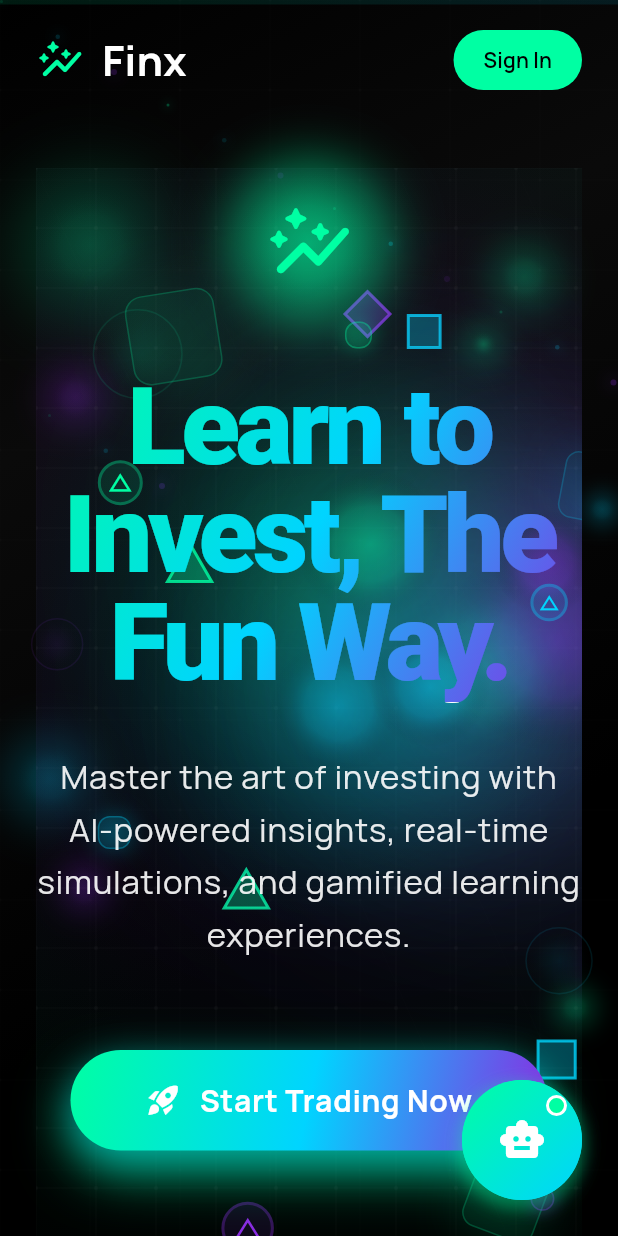
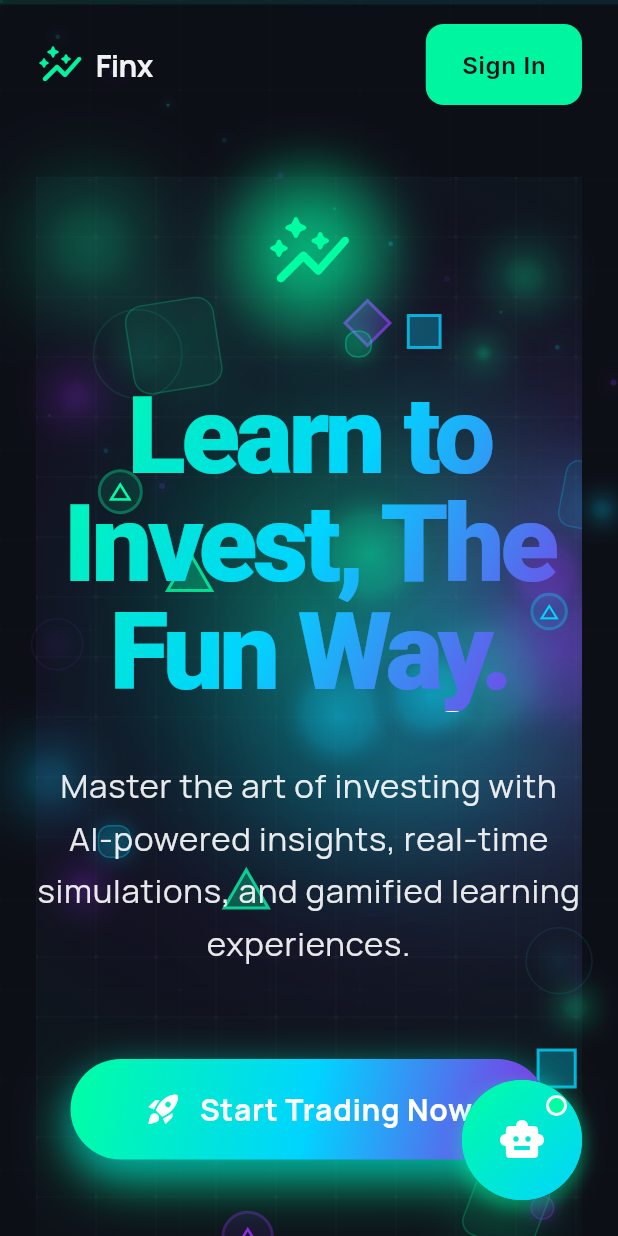
Before and after one commit to Anandb71/finx_v2, a Flutter app: the screen it shows after launch, on a phone screen of 412 x 824 dp. Run offline on Flutter 3.47's test engine with Material 3 defaults, Android fonts, the phone set to English and light mode, and no system bars; drawn by our look-alikes of dynamic_color; our stand-ins replace cloud_firestore, firebase_auth, firebase_core, flutter_dotenv, google_fonts, google_generative_ai; accounts and stored records are empty.

Commit message:
Implement FinX Design Manifesto - Foundation complete - Add FinX color palette (Aurora on Midnight Lake) - Implement typography system (Manrope + Inter) - Create FinxButton with micro-interactions - Create FinxCard with glassmorphism - Apply 8-point grid system - Update landing page with new design system

```diff
--- a/lib/main.dart
+++ b/lib/main.dart
@@ -19,6 +19,10 @@ import 'services/news_service.dart';
 import 'widgets/app_with_floating_ai.dart';
 import 'services/global_mascot_manager.dart';
 import 'theme/liquid_material_theme.dart';
+import 'theme/finx_colors.dart';
+import 'theme/finx_typography.dart';
+import 'widgets/finx_button.dart';
+import 'widgets/finx_card.dart';
 
 // To make GoogleFonts work, add this to your pubspec.yaml file:
 // dependencies:
@@ -279,18 +283,18 @@ class _LandingPageState extends State<LandingPage>
     final isWeb = MediaQuery.of(context).size.width > 800;
 
     return Scaffold(
+      backgroundColor: FinxColors.nightVoid,
       body: Container(
-        decoration: const BoxDecoration(
+        decoration: BoxDecoration(
           gradient: LinearGradient(
             begin: Alignment.topLeft,
             end: Alignment.bottomRight,
             colors: [
-              Color(0xFF000000),
-              Color(0xFF0A0A0A),
-              Color(0xFF000000),
-              Color(0xFF000000),
+              FinxColors.nightVoid,
+              FinxColors.nightVoid.withOpacity(0.95),
+              FinxColors.nightVoid,
             ],
-            stops: [0.0, 0.3, 0.7, 1.0],
+            stops: const [0.0, 0.5, 1.0],
           ),
         ),
         child: Stack(
@@ -410,19 +414,15 @@ class _LandingPageState extends State<LandingPage>
           // Logo
           Row(
             children: [
-              const Icon(
+              Icon(
                 Icons.auto_graph_rounded,
-                color: Color(0xFF00FFA3),
+                color: FinxColors.auroraGreen,
                 size: 32,
               ),
-              const SizedBox(width: 12),
+              SizedBox(width: FinxSpacing.xs),
               Text(
                 'Finx',
-                style: TextStyle(
-                  fontSize: 28,
-                  fontWeight: FontWeight.bold,
-                  color: Colors.white,
-                ),
+                style: FinxTypography.h4(color: FinxColors.ghostWhite),
               ),
             ],
           ),
@@ -435,8 +435,9 @@ class _LandingPageState extends State<LandingPage>
                 _buildNavItem('About'),
                 const SizedBox(width: 32),
                 _buildNavItem('Contact'),
-                const SizedBox(width: 32),
-                ElevatedButton(
+                SizedBox(width: FinxSpacing.lg),
+                FinxButton(
+                  text: 'Sign In',
                   onPressed: () {
                     Navigator.push(
                       context,
@@ -445,42 +446,21 @@ class _LandingPageState extends State<LandingPage>
                       ),
                     );
                   },
-                  style: ElevatedButton.styleFrom(
-                    backgroundColor: const Color(0xFF00FFA3),
-                    foregroundColor: Colors.black,
-                    padding: const EdgeInsets.symmetric(
-                      horizontal: 24,
-                      vertical: 12,
-                    ),
-                    shape: RoundedRectangleBorder(
-                      borderRadius: BorderRadius.circular(25),
-                    ),
-                  ),
-                  child: const Text('Sign In'),
+                  type: FinxButtonType.primary,
                 ),
               ],
             )
           else
             // Mobile login button
-            ElevatedButton(
+            FinxButton(
+              text: 'Sign In',
               onPressed: () {
                 Navigator.push(
                   context,
                   MaterialPageRoute(builder: (context) => const LoginScreen()),
                 );
               },
-              style: ElevatedButton.styleFrom(
-                backgroundColor: const Color(0xFF00FFA3),
-                foregroundColor: Colors.black,
-                padding: const EdgeInsets.symmetric(
-                  horizontal: 20,
-                  vertical: 10,
-                ),
-                shape: RoundedRectangleBorder(
-                  borderRadius: BorderRadius.circular(25),
-                ),
-              ),
-              child: const Text('Sign In'),
+              type: FinxButtonType.primary,
             ),
         ],
       ),
--- /dev/null
+++ b/lib/theme/finx_colors.dart
@@ -0,0 +1,56 @@
+import 'package:flutter/material.dart';
+
+/// FinX Design Manifesto Color Palette
+/// "Aurora on a Midnight Lake"
+class FinxColors {
+  // Primary Colors
+  static const Color nightVoid = Color(0xFF0D0F17);
+  static const Color ghostWhite = Color(0xFFF0F2F5);
+  static const Color auroraGreen = Color(0xFF00F5A0);
+  static const Color celestialViolet = Color(0xFF8E54E9);
+
+  // Neutral Fog Palette
+  static const Color neutralFogDark = Color(0xFF2A2D3A);
+  static const Color neutralFogMedium = Color(0xFF4A4D59);
+  static const Color neutralFogLight = Color(0xFF8D909D);
+
+  // Semantic Colors
+  static const Color success = Color(0xFF00D2A0);
+  static const Color warning = Color(0xFFFFC700);
+  static const Color error = Color(0xFFFF5A5A);
+
+  // Gradients
+  static const LinearGradient auroraFlow = LinearGradient(
+    begin: Alignment(0.0, -1.0),
+    end: Alignment(0.0, 1.0),
+    transform: GradientRotation(110 * 3.14159 / 180),
+    colors: [celestialViolet, auroraGreen],
+    stops: [0.0, 1.0],
+  );
+
+  static LinearGradient auroraFlowHover = LinearGradient(
+    begin: Alignment(0.0, -1.0),
+    end: Alignment(0.0, 1.0),
+    transform: GradientRotation(120 * 3.14159 / 180),
+    colors: [celestialViolet, auroraGreen],
+    stops: [0.0, 1.0],
+  );
+}
+
+/// 8-Point Grid System
+class FinxSpacing {
+  static const double xs = 8.0;
+  static const double sm = 16.0;
+  static const double md = 24.0;
+  static const double lg = 32.0;
+  static const double xl = 40.0;
+  static const double xxl = 48.0;
+  static const double xxxl = 64.0;
+}
+
+/// Border Radius System
+class FinxRadius {
+  static const double button = 12.0;
+  static const double card = 24.0;
+  static const double modal = 32.0;
+}
--- /dev/null
+++ b/lib/theme/finx_typography.dart
@@ -0,0 +1,94 @@
+import 'package:flutter/material.dart';
+import 'package:google_fonts/google_fonts.dart';
+import 'finx_colors.dart';
+
+/// FinX Typography System
+/// Headings: Satoshi equivalent (using Manrope - geometric sans-serif)
+/// Body: Inter
+class FinxTypography {
+  // Headings - Manrope (closest to Satoshi)
+  static TextStyle h1({Color? color}) => GoogleFonts.manrope(
+        fontSize: 72, // 4.5rem
+        fontWeight: FontWeight.w900,
+        letterSpacing: -0.02 * 72,
+        color: color ?? FinxColors.ghostWhite,
+        height: 1.1,
+      );
+
+  static TextStyle h2({Color? color}) => GoogleFonts.manrope(
+        fontSize: 44, // 2.75rem
+        fontWeight: FontWeight.w700,
+        letterSpacing: -0.02 * 44,
+        color: color ?? FinxColors.ghostWhite,
+        height: 1.2,
+      );
+
+  static TextStyle h3({Color? color}) => GoogleFonts.manrope(
+        fontSize: 28, // 1.75rem
+        fontWeight: FontWeight.w700,
+        letterSpacing: -0.02 * 28,
+        color: color ?? FinxColors.ghostWhite,
+        height: 1.3,
+      );
+
+  static TextStyle h4({Color? color}) => GoogleFonts.manrope(
+        fontSize: 20,
+        fontWeight: FontWeight.w700,
+        letterSpacing: -0.02 * 20,
+        color: color ?? FinxColors.ghostWhite,
+        height: 1.4,
+      );
+
+  // Body Text - Inter
+  static TextStyle bodyLarge({Color? color}) => GoogleFonts.inter(
+        fontSize: 18,
+        fontWeight: FontWeight.w400,
+        color: color ?? FinxColors.ghostWhite,
+        height: 1.7,
+      );
+
+  static TextStyle body({Color? color}) => GoogleFonts.inter(
+        fontSize: 16,
+        fontWeight: FontWeight.w400,
+        color: color ?? FinxColors.ghostWhite,
+        height: 1.7,
+      );
+
+  static TextStyle bodySmall({Color? color}) => GoogleFonts.inter(
+        fontSize: 14,
+        fontWeight: FontWeight.w400,
+        color: color ?? FinxColors.ghostWhite,
+        height: 1.6,
+      );
+
+  // UI Labels - Inter Medium
+  static TextStyle label({Color? color}) => GoogleFonts.inter(
+        fontSize: 14,
+        fontWeight: FontWeight.w500,
+        color: color ?? FinxColors.ghostWhite,
+        height: 1.5,
+      );
+
+  static TextStyle labelSmall({Color? color}) => GoogleFonts.inter(
+        fontSize: 12,
+        fontWeight: FontWeight.w500,
+        color: color ?? FinxColors.ghostWhite,
+        height: 1.4,
+      );
+
+  // Caption - Inter
+  static TextStyle caption({Color? color}) => GoogleFonts.inter(
+        fontSize: 12,
+        fontWeight: FontWeight.w400,
+        color: color ?? FinxColors.neutralFogLight,
+        height: 1.5,
+      );
+
+  // Button Text
+  static TextStyle button({Color? color}) => GoogleFonts.inter(
+        fontSize: 16,
+        fontWeight: FontWeight.w600,
+        color: color ?? FinxColors.nightVoid,
+        letterSpacing: 0.5,
+      );
+}
--- /dev/null
+++ b/lib/widgets/finx_button.dart
@@ -0,0 +1,157 @@
+import 'package:flutter/material.dart';
+import '../theme/finx_colors.dart';
+import '../theme/finx_typography.dart';
+
+enum FinxButtonType { primary, secondary, outline }
+
+class FinxButton extends StatefulWidget {
+  final String text;
+  final VoidCallback? onPressed;
+  final FinxButtonType type;
+  final bool isLoading;
+  final IconData? icon;
+
+  const FinxButton({
+    super.key,
+    required this.text,
+    required this.onPressed,
+    this.type = FinxButtonType.primary,
+    this.isLoading = false,
+    this.icon,
+  });
+
+  @override
+  State<FinxButton> createState() => _FinxButtonState();
+}
+
+class _FinxButtonState extends State<FinxButton>
+    with SingleTickerProviderStateMixin {
+  bool _isHovered = false;
+  bool _isPressed = false;
+  late AnimationController _controller;
+  late Animation<double> _scaleAnimation;
+
+  @override
+  void initState() {
+    super.initState();
+    _controller = AnimationController(
+      duration: const Duration(milliseconds: 150),
+      vsync: this,
+    );
+    _scaleAnimation = Tween<double>(begin: 1.0, end: 0.95).animate(
+      CurvedAnimation(parent: _controller, curve: Curves.easeInOut),
+    );
+  }
+
+  @override
+  void dispose() {
+    _controller.dispose();
+    super.dispose();
+  }
+
+  Color _getBackgroundColor() {
+    switch (widget.type) {
+      case FinxButtonType.primary:
+        return FinxColors.auroraGreen;
+      case FinxButtonType.secondary:
+        return FinxColors.neutralFogDark;
+      case FinxButtonType.outline:
+        return Colors.transparent;
+    }
+  }
+
+  Color _getTextColor() {
+    switch (widget.type) {
+      case FinxButtonType.primary:
+        return FinxColors.nightVoid;
+      case FinxButtonType.secondary:
+      case FinxButtonType.outline:
+        return FinxColors.ghostWhite;
+    }
+  }
+
+  @override
+  Widget build(BuildContext context) {
+    return MouseRegion(
+      onEnter: (_) => setState(() => _isHovered = true),
+      onExit: (_) => setState(() => _isHovered = false),
+      child: GestureDetector(
+        onTapDown: (_) {
+          setState(() => _isPressed = true);
+          _controller.forward();
+        },
+        onTapUp: (_) {
+          setState(() => _isPressed = false);
+          _controller.reverse();
+          if (widget.onPressed != null && !widget.isLoading) {
+            widget.onPressed!();
+          }
+        },
+        onTapCancel: () {
+          setState(() => _isPressed = false);
+          _controller.reverse();
+        },
+        child: ScaleTransition(
+          scale: _scaleAnimation,
+          child: AnimatedContainer(
+            duration: const Duration(milliseconds: 200),
+            curve: Curves.easeOut,
+            padding: const EdgeInsets.symmetric(
+              horizontal: 24,
+              vertical: 16,
+            ),
+            decoration: BoxDecoration(
+              color: _getBackgroundColor(),
+              borderRadius: BorderRadius.circular(FinxRadius.button),
+              border: widget.type == FinxButtonType.outline
+                  ? Border.all(
+                      color: _isHovered
+                          ? FinxColors.auroraGreen
+                          : FinxColors.neutralFogMedium,
+                      width: 1,
+                    )
+                  : null,
+              boxShadow: _isHovered && widget.type == FinxButtonType.primary
+                  ? [
+                      BoxShadow(
+                        color: FinxColors.auroraGreen.withOpacity(0.3),
+                        blurRadius: 20,
+                        offset: const Offset(0, 8),
+                      ),
+                    ]
+                  : null,
+            ),
+            child: widget.isLoading
+                ? SizedBox(
+                    height: 20,
+                    width: 20,
+                    child: CircularProgressIndicator(
+                      strokeWidth: 2,
+                      valueColor: AlwaysStoppedAnimation<Color>(
+                        _getTextColor(),
+                      ),
+                    ),
+                  )
+                : Row(
+                    mainAxisSize: MainAxisSize.min,
+                    children: [
+                      if (widget.icon != null) ...[
+                        Icon(
+                          widget.icon,
+                          color: _getTextColor(),
+                          size: 20,
+                        ),
+                        const SizedBox(width: 8),
+                      ],
+                      Text(
+                        widget.text,
+                        style: FinxTypography.button(color: _getTextColor()),
+                      ),
+                    ],
+                  ),
+          ),
+        ),
+      ),
+    );
+  }
+}
--- /dev/null
+++ b/lib/widgets/finx_card.dart
@@ -0,0 +1,69 @@
+import 'package:flutter/material.dart';
+import 'dart:ui';
+import '../theme/finx_colors.dart';
+
+class FinxCard extends StatefulWidget {
+  final Widget child;
+  final VoidCallback? onTap;
+  final bool useGlassmorphism;
+  final EdgeInsetsGeometry? padding;
+
+  const FinxCard({
+    super.key,
+    required this.child,
+    this.onTap,
+    this.useGlassmorphism = false,
+    this.padding,
+  });
+
+  @override
+  State<FinxCard> createState() => _FinxCardState();
+}
+
+class _FinxCardState extends State<FinxCard> {
+  bool _isHovered = false;
+
+  @override
+  Widget build(BuildContext context) {
+    return MouseRegion(
+      onEnter: (_) => setState(() => _isHovered = true),
+      onExit: (_) => setState(() => _isHovered = false),
+      child: GestureDetector(
+        onTap: widget.onTap,
+        child: AnimatedContainer(
+          duration: const Duration(milliseconds: 200),
+          curve: Curves.easeOut,
+          padding: widget.padding ?? const EdgeInsets.all(FinxSpacing.md),
+          decoration: BoxDecoration(
+            color: widget.useGlassmorphism
+                ? FinxColors.neutralFogDark.withOpacity(0.3)
+                : FinxColors.neutralFogDark,
+            borderRadius: BorderRadius.circular(FinxRadius.card),
+            border: Border.all(
+              color: _isHovered
+                  ? FinxColors.auroraGreen.withOpacity(0.5)
+                  : FinxColors.neutralFogMedium,
+              width: 1,
+            ),
+            boxShadow: [
+              BoxShadow(
+                color: Colors.black.withOpacity(_isHovered ? 0.3 : 0.2),
+                blurRadius: _isHovered ? 24 : 16,
+                offset: Offset(0, _isHovered ? 12 : 8),
+              ),
+            ],
+          ),
+          child: widget.useGlassmorphism
+              ? ClipRRect(
+                  borderRadius: BorderRadius.circular(FinxRadius.card),
+                  child: BackdropFilter(
+                    filter: ImageFilter.blur(sigmaX: 20, sigmaY: 20),
+                    child: widget.child,
+                  ),
+                )
+              : widget.child,
+        ),
+      ),
+    );
+  }
+}
```
